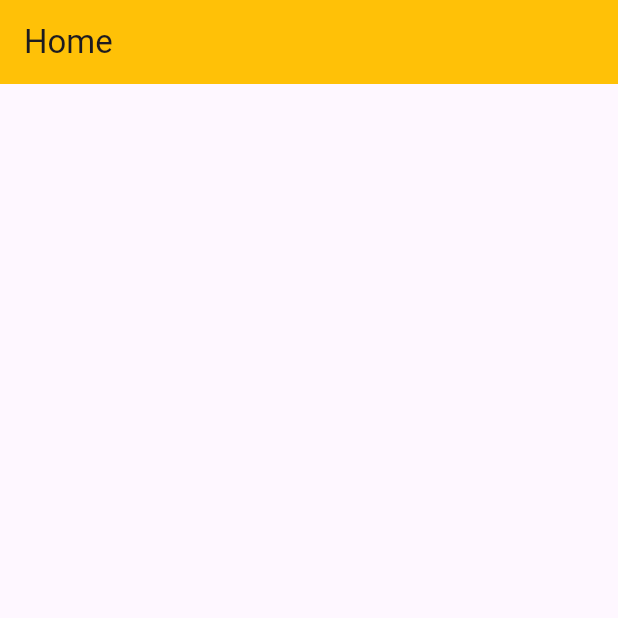
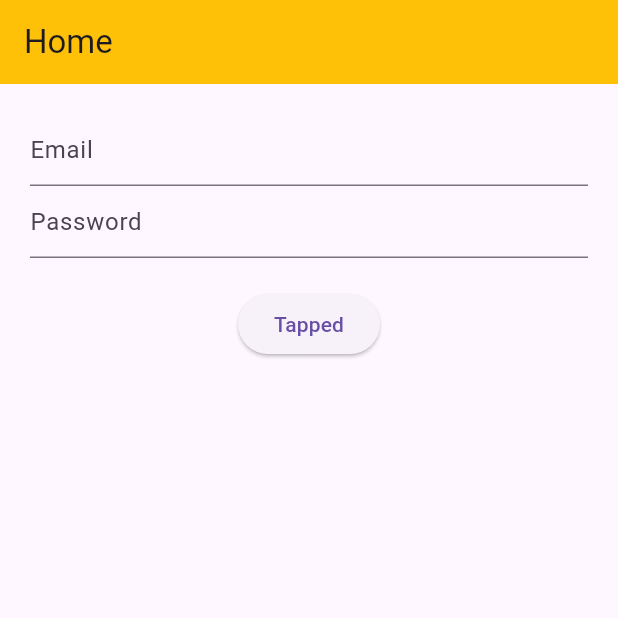
Before and after one commit to SAKIB0004/ostad_batch_8, a Flutter app: the screen it shows after launch, on a phone screen of 412 x 824 dp, the top half of it. Run offline on Flutter 3.47's test engine with Material 3 defaults, Android fonts, the phone set to English and light mode, and no system bars.

Commit message:
ListView, ListTile, gridView, form , key , GlobalKey

```diff
--- a/lib/main.dart
+++ b/lib/main.dart
@@ -1,5 +1,7 @@
 import 'package:flutter/cupertino.dart';
 import 'package:flutter/material.dart';
+
+//ListView, ListTile, gridView, form , key , GlobalKey
 
 void main(){
   runApp(myApp());
@@ -18,6 +20,41 @@
 }
 
 class home extends StatelessWidget{
+
+
+  List<String> friendsList = [
+    "sakib",
+    "skismska1",
+    "saki",
+    "sassa",
+    "sadasa",
+    "sasad",
+    "sakib",
+    "sakib",
+    "sakib","sakib",
+    "sakib",
+    "sakib",
+    "sakib",
+    "sakib",
+    "sakib",
+    "sakib",
+    "sakib",
+    "sakib",
+    "sakib",
+    "sakib",
+    "sakib",
+    "sakib",
+    "sakib",
+    "sakib",
+    "sakib",
+    "sakib",
+    "sakib",
+    "sakib",
+  ];
+
+  TextEditingController _emailTEC = TextEditingController();
+  TextEditingController _passwordTEC = TextEditingController();
+  GlobalKey<FormState> _formKey = GlobalKey<FormState>();
   @override
   Widget build(BuildContext context) {
     return Scaffold(
@@ -25,6 +62,132 @@
         title: Text("Home"),
         backgroundColor: Colors.amber,
       ),
+      //ListView.builder
+      /*body: ListView.builder(
+        itemCount: friendsList.length,
+        itemBuilder: (context, index){
+          return ListTile(
+            title: Text(friendsList[index]),
+            subtitle: Text("Friend no $index "),
+            trailing: Icon(Icons.arrow_forward,),
+            leading: CircleAvatar(
+              child: Icon(Icons.person),
+            ),
+            onTap: (){
+              print("tapped on friend $index");
+            },
+            onLongPress: (){
+              print("on long press on friend $index");
+            },
+            contentPadding: EdgeInsets.symmetric(
+              horizontal: 20,
+              vertical: 5,
+            ),
+            enabled: true,
+            dense: false,
+            titleTextStyle: TextStyle(
+              fontSize: 18,
+              color: Colors.blue,
+            ),
+            subtitleTextStyle: TextStyle(
+              fontSize: 12,
+              color: Colors.grey,
+            ) ,
+            // selected: false,
+            // selectedColor: Colors.pink,
+
+
+          );
+        },
+      )*/
+      //GridView
+      /*body: GridView(
+        gridDelegate: SliverGridDelegateWithFixedCrossAxisCount(
+          crossAxisCount: 2,
+          crossAxisSpacing: 5,
+          mainAxisSpacing: 10,
+
+        ),
+        children: [
+          Text("sasada"),
+          Text("sasada"),
+          Text("sasada"),
+          Text("sasada"),
+          Text("sasada"),
+          Text("sasada"),
+          Text("sasada"),
+        ],
+      ),*/
+      //GridView.builder
+      /*body: GridView.builder(
+          gridDelegate: SliverGridDelegateWithFixedCrossAxisCount(
+              crossAxisCount: 5),
+          itemCount: friendsList.length,
+          itemBuilder: (context, index){
+            return Center(child: Text(friendsList[index]));
+          },
+
+      ),*/
+
+      body: Padding(
+        padding: const EdgeInsets.all(20),
+        child: Form(
+          key: _formKey,
+          child: Column(
+            children: [
+              TextFormField(
+                autovalidateMode: AutovalidateMode.onUserInteraction,
+                controller: _emailTEC,
+                decoration: InputDecoration(
+                  hintText: 'Email',
+                ),
+                validator: (String? value){
+                  if(value?.isEmpty ?? true){
+                    return 'Enter your Email';
+                  }
+                  else return null;
+                },
+              ),
+
+              TextFormField(
+                autovalidateMode: AutovalidateMode.onUserInteraction,
+                controller: _passwordTEC,
+                decoration: InputDecoration(
+                  hintText: 'Password',
+                ),
+                validator: (String? value){
+                  if(value?.isEmpty ?? true){
+                    return 'Enter your Password';
+                  }
+                  else return null;
+                },
+              ),
+              SizedBox(height: 20),
+              ElevatedButton(
+                  onPressed: (){
+                    if(_formKey.currentState!.validate()){
+                      print("Log in Success");
+                    }
+                  },
+                      /*String email = _emailTEC.text;
+                      String pass = _passwordTEC.text;
+
+                      if(email.isNotEmpty && pass.isNotEmpty){
+                        print("Log in Success");
+                      }
+                      else print("Missing Data");
+                    },*/
+
+                  child: Text("Tapped")),
+
+            ],
+          ),
+        ),
+      ),
+
+
+
+
 
     );
   }
```
